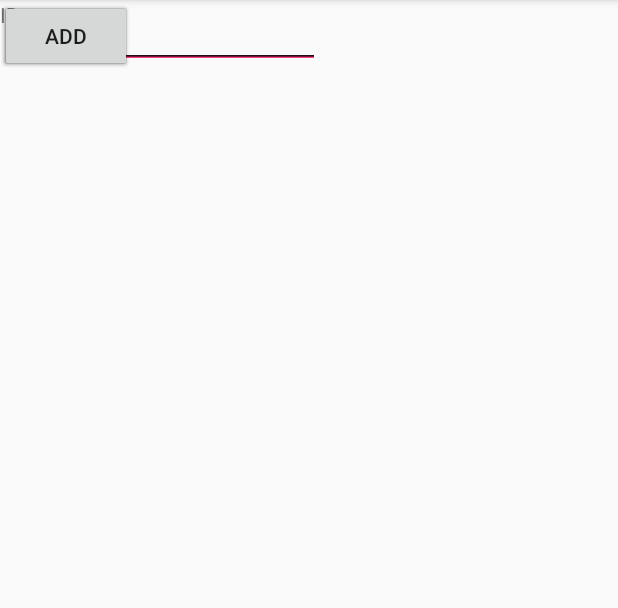
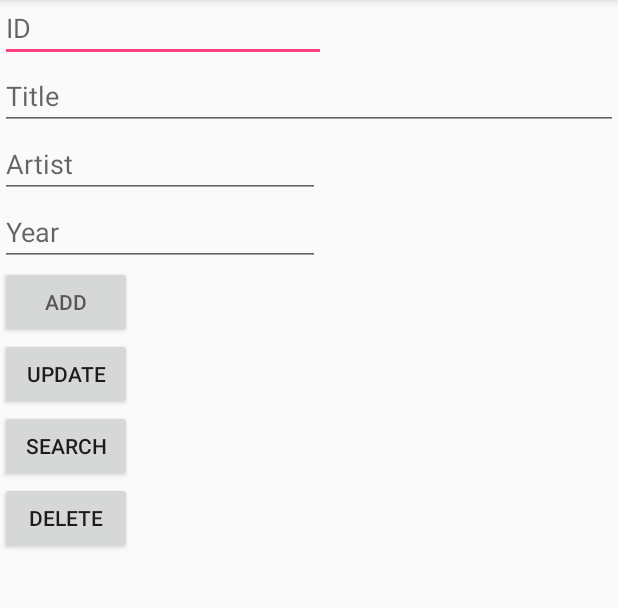
Before and after one commit to 0koraj06/SQLite, an Android app: the screen it shows after launch (MainActivity), on a phone screen of 412 x 824 dp, the part 84-692 px from its top. Run offline under Robolectric (Android 15) with nearby library versions, the phone set to English and light mode, and no system bars.

```diff
--- a/app/src/main/java/com/example/a0koraj06/sqlite/MainActivity.java
+++ b/app/src/main/java/com/example/a0koraj06/sqlite/MainActivity.java
@@ -2,6 +2,9 @@ package com.example.a0koraj06.sqlite;
 
 
 //import android.database.sqlite.SQLiteOpenHelper;
+import android.content.Intent;
+import android.database.sqlite.SQLiteOpenHelper;
+import android.support.v7.app.AlertDialog;
 import android.support.v7.app.AppCompatActivity;
 import android.os.Bundle;
 import android.view.View;
@@ -11,14 +14,16 @@ import android.widget.EditText;
 
 public class MainActivity extends AppCompatActivity implements View.OnClickListener{
 
-  //   SQLiteOpenHelper MyHelper helper ;
+    MyHelper helper;
+
 
     @Override
     protected void onCreate(Bundle savedInstanceState) {
         super.onCreate(savedInstanceState);
         setContentView(R.layout.activity_main);
 
-      //  helper = MyHelper();
+
+        helper = new MyHelper(this);
 
         Button one = (Button) findViewById(R.id.button);
         one.setOnClickListener(this); // calling onClick() method
@@ -37,12 +42,19 @@ public class MainActivity extends AppCompatActivity implements View.OnClickListe
 
     public void onClick(View view) {
 
+        EditText Title = (EditText) findViewById(R.id.title);
+        String title = Title.getText().toString() ;
 
-        EditText Title = (EditText) findViewById(R.id.title);
-        //String title = title
         EditText Artist = (EditText) findViewById(R.id.artist);
+        String artist = Artist.getText().toString();
 
         EditText Year = (EditText) findViewById(R.id.year);
+        long year = Long.parseLong(Year.getText().toString());
+
+        long id =  helper.insertRecord(title,artist,year);
+
+        new AlertDialog.Builder(this).setPositiveButton("OK", null).
+                setMessage(""+id).show();
 
     }
 }
--- a/app/src/main/java/com/example/a0koraj06/sqlite/MyHelper.java
+++ b/app/src/main/java/com/example/a0koraj06/sqlite/MyHelper.java
@@ -33,7 +33,8 @@ public class MyHelper extends SQLiteOpenHelper{
         db.execSQL ("DROP TABLE IF EXISTS Music");
         onCreate(db);
     }
-    public long insertRecord(String Title, String Artist, Long Year)
+
+    public long insertRecord(String Title, String Artist, long Year)
     {
         SQLiteDatabase db = getWritableDatabase();
         SQLiteStatement stmt = db.compileStatement
--- a/app/src/main/res/layout/activity_main.xml
+++ b/app/src/main/res/layout/activity_main.xml
@@ -1,44 +1,24 @@
 <?xml version="1.0" encoding="utf-8"?>
-<android.support.constraint.ConstraintLayout xmlns:android="http://schemas.android.com/apk/res/android"
-    xmlns:app="http://schemas.android.com/apk/res-auto"
-    xmlns:tools="http://schemas.android.com/tools"
+
+<LinearLayout xmlns:android="http://schemas.android.com/apk/res/android"
+    android:layout_height="match_parent"
     android:layout_width="match_parent"
-    android:layout_height="match_parent"
-    tools:context="com.example.a0koraj06.sqlite.MainActivity">
+    android:orientation="vertical">
 
-    <Button
-        android:id="@+id/button4"
-        android:layout_width="wrap_content"
-        android:layout_height="wrap_content"
-        android:text="Delete"
-        tools:layout_editor_absoluteX="280dp"
-        tools:layout_editor_absoluteY="305dp" />
 
-    <Button
-        android:id="@+id/button3"
-        android:layout_width="wrap_content"
-        android:layout_height="wrap_content"
-        android:text="Search"
-        tools:layout_editor_absoluteX="104dp"
-        tools:layout_editor_absoluteY="305dp" />
-
-    <Button
-        android:id="@+id/button2"
-        android:layout_width="wrap_content"
-        android:layout_height="wrap_content"
-        android:text="Update"
-        tools:layout_editor_absoluteX="192dp"
-        tools:layout_editor_absoluteY="305dp" />
+    <EditText
+        android:id="@+id/id"
+        android:layout_width="217dp"
+        android:layout_height="41dp"
+        android:hint="ID" />
 
     <EditText
         android:id="@+id/title"
-        android:layout_width="wrap_content"
+        android:layout_width="match_parent"
         android:layout_height="wrap_content"
         android:ems="10"
         android:inputType="textPersonName"
-        android:text="Title"
-        tools:layout_editor_absoluteX="65dp"
-        tools:layout_editor_absoluteY="99dp" />
+        android:hint="Title" />
 
     <EditText
         android:id="@+id/artist"
@@ -46,9 +26,8 @@
         android:layout_height="wrap_content"
         android:ems="10"
         android:inputType="textPersonName"
-        android:text="Artist"
-        tools:layout_editor_absoluteX="65dp"
-        tools:layout_editor_absoluteY="152dp" />
+        android:hint="Artist"
+        />
 
     <EditText
         android:id="@+id/year"
@@ -56,24 +35,31 @@
         android:layout_height="wrap_content"
         android:ems="10"
         android:inputType="textPersonName"
-        android:text="Year"
-        tools:layout_editor_absoluteX="65dp"
-        tools:layout_editor_absoluteY="205dp" />
+        android:hint="Year"
+        />
 
     <Button
         android:id="@+id/button"
         android:layout_width="wrap_content"
         android:layout_height="wrap_content"
-        android:text="Add"
-        tools:layout_editor_absoluteX="16dp"
-        tools:layout_editor_absoluteY="305dp" />
+        android:hint="@string/button" />
 
-    <TextView
-        android:id="@+id/textView2"
-        android:layout_width="217dp"
-        android:layout_height="41dp"
-        android:text="ID"
-        tools:layout_editor_absoluteX="65dp"
-        tools:layout_editor_absoluteY="48dp" />
+    <Button
+        android:id="@+id/button2"
+        android:layout_width="wrap_content"
+        android:layout_height="wrap_content"
+        android:text="Update" />
 
-</android.support.constraint.ConstraintLayout>
+    <Button
+        android:id="@+id/button3"
+        android:layout_width="wrap_content"
+        android:layout_height="wrap_content"
+        android:text="Search" />
+
+    <Button
+        android:id="@+id/button4"
+        android:layout_width="wrap_content"
+        android:layout_height="wrap_content"
+        android:text="Delete" />
+
+</LinearLayout>
--- a/app/src/main/res/values/strings.xml
+++ b/app/src/main/res/values/strings.xml
@@ -1,3 +1,6 @@
 <resources>
     <string name="app_name">SQLite</string>
+    <string name="button">ADD</string>
+
+
 </resources>
```
